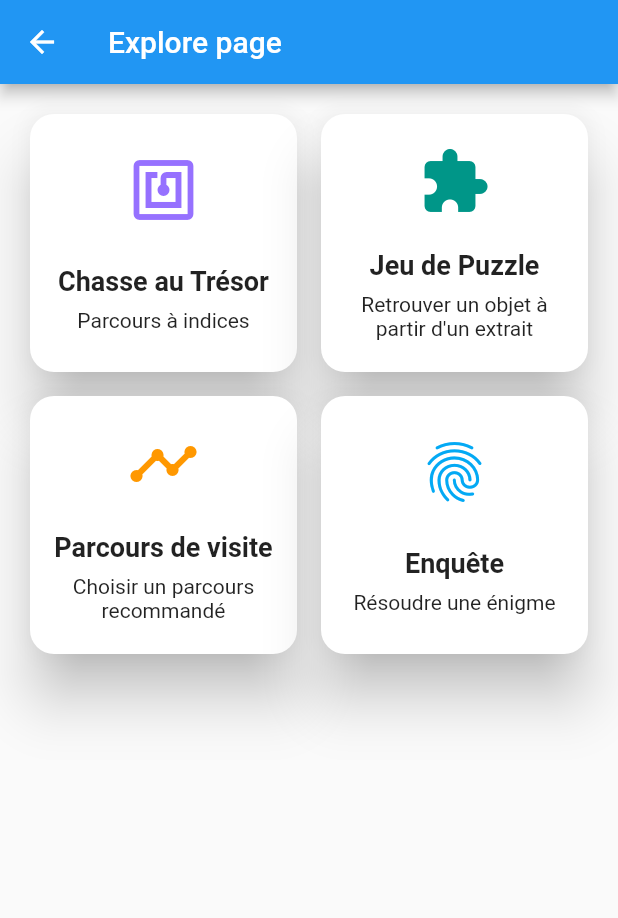
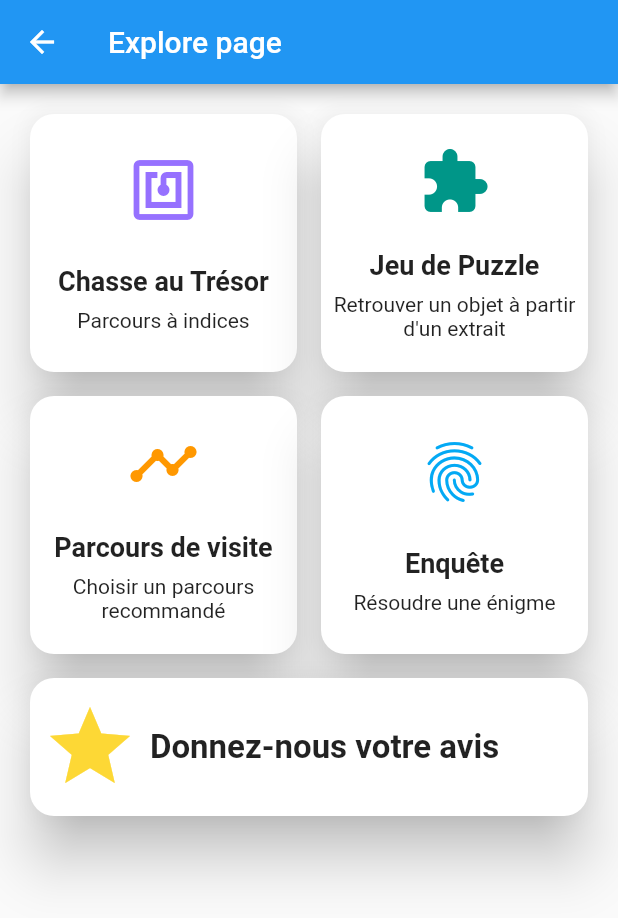
Before and after one commit to AlexBolot/Explore-ton-musee, a Flutter app: the screen it shows after launch, after a tap on "Explorer", on a phone screen of 412 x 824 dp. Shown: the top 918 px of the screen. Run offline on Flutter 3.47's test engine with Material 2 defaults, Android fonts, the light colour scheme and no system bars.

Commit message:
Refactoring MenuItem (again)

```diff
--- a/lib/pages/visitor/about_us.dart
+++ b/lib/pages/visitor/about_us.dart
@@ -22,9 +22,8 @@ class _AboutUsState extends State<AboutUs> {
       appBar: AppBar(title: Text(widget.title)),
       body: Container(
         child: MenuItem.listView([
-          MenuItem(
+          MenuItem.horizontal(
             height: 200,
-            ratio: 2.0,
             color: MenuItem.blue,
             icon: Icons.book,
             contentAlign: TextAlign.justify,
@@ -33,9 +32,8 @@ class _AboutUsState extends State<AboutUs> {
             content: 'Son but était de proposer rassembler des collections pour les faire partager à tous',
           ),
           horizontalSeparator,
-          MenuItem(
+          MenuItem.horizontal(
             height: 150,
-            ratio: 2.0,
             color: MenuItem.orange,
             icon: Icons.explore,
             contentAlign: TextAlign.justify,
--- a/lib/pages/visitor/explore/explore.dart
+++ b/lib/pages/visitor/explore/explore.dart
@@ -1,4 +1,3 @@
-import 'package:barcode_scan/barcode_scan.dart';
 import 'package:explore_ton_musee/main.dart';
 import 'package:explore_ton_musee/widgets/menu_item.dart';
 import 'package:flutter/material.dart';
@@ -27,16 +26,15 @@ class _ExploreState extends State<Explore> {
       body: Container(
         child: MenuItem.listView([
           MenuItem.row([
-            MenuItem(
+            MenuItem.vertical(
               height: 180,
               width: percentSize(50, availableWidth),
               icon: Icons.nfc,
               color: MenuItem.purple,
               title: 'Chasse au Trésor',
               content: 'Parcours à indices',
-              onPressed: scan,
             ),
-            MenuItem(
+            MenuItem.vertical(
               height: 180,
               width: percentSize(50, availableWidth),
               icon: Icons.extension,
@@ -47,7 +45,7 @@ class _ExploreState extends State<Explore> {
           ]),
           horizontalSeparator,
           MenuItem.row([
-            MenuItem(
+            MenuItem.vertical(
               height: 180,
               width: percentSize(50, availableWidth),
               icon: Icons.timeline,
@@ -56,7 +54,7 @@ class _ExploreState extends State<Explore> {
               content: 'Choisir un parcours recommandé',
             ),
             horizontalSeparator,
-            MenuItem(
+            MenuItem.vertical(
               height: 180,
               width: percentSize(50, availableWidth),
               icon: Icons.fingerprint,
@@ -65,13 +63,16 @@ class _ExploreState extends State<Explore> {
               content: 'Résoudre une énigme',
             ),
           ]),
+          horizontalSeparator,
+          MenuItem.horizontal(
+            width: double.infinity,
+            height: 100,
+            icon: Icons.star,
+            color: MenuItem.yellow,
+            title: 'Donnez-nous votre avis',
+          ),
         ]),
       ),
     );
   }
-
-  Future scan() async {
-    String barcode = await BarcodeScanner.scan();
-    setState(() {});
-  }
 }
--- a/lib/pages/visitor/home_page.dart
+++ b/lib/pages/visitor/home_page.dart
@@ -26,9 +26,8 @@ class _HomePageState extends State<HomePage> {
       body: Container(
         child: MenuItem.listView([
           //----------------//
-          MenuItem(
+          MenuItem.horizontal(
             color: MenuItem.green,
-            ratio: 2.0,
             icon: Icons.account_balance,
             title: 'À propos de nous',
             content: 'Informations importantes sur le musée',
@@ -37,7 +36,7 @@ class _HomePageState extends State<HomePage> {
           horizontalSeparator,
           //----------------//
           MenuItem.row([
-            MenuItem(
+            MenuItem.vertical(
               width: percentSize(40, availableWidth),
               color: MenuItem.blue,
               icon: Icons.explore,
@@ -45,7 +44,7 @@ class _HomePageState extends State<HomePage> {
               content: 'Visiter en autonomie',
               onPressed: () => Navigator.of(context).pushNamed(Explore.routeName),
             ),
-            MenuItem(
+            MenuItem.vertical(
               width: percentSize(60, availableWidth),
               color: MenuItem.orange,
               icon: Icons.group_add,
@@ -55,8 +54,7 @@ class _HomePageState extends State<HomePage> {
           ]),
           horizontalSeparator,
           //----------------//
-          MenuItem(
-            ratio: 2.0,
+          MenuItem.horizontal(
             color: MenuItem.purple,
             icon: Icons.assistant,
             title: 'Exposition Temporaire',
@@ -65,14 +63,14 @@ class _HomePageState extends State<HomePage> {
           horizontalSeparator,
           //----------------//
           MenuItem.row([
-            MenuItem(
+            MenuItem.vertical(
               width: percentSize(50, availableWidth),
               color: MenuItem.turquoise,
               icon: Icons.help,
               title: 'Aide',
               content: "Renseignements sur l'application",
             ),
-            MenuItem(
+            MenuItem.vertical(
               width: percentSize(50, availableWidth),
               color: MenuItem.blue,
               icon: Icons.place,
--- a/lib/widgets/menu_item.dart
+++ b/lib/widgets/menu_item.dart
@@ -3,7 +3,7 @@ import 'package:flutter/material.dart';
 class MenuItem extends StatefulWidget {
   // ----- Static area ----- //
 
-  static ListView listView(List<Widget> children){
+  static ListView listView(List<Widget> children) {
     return ListView(
       padding: EdgeInsets.all(16),
       children: children,
@@ -26,35 +26,63 @@ class MenuItem extends StatefulWidget {
 
   static Color get orange => Colors.orange;
 
+  static Color get yellow => Colors.yellow[600];
+
   static Color get turquoise => Colors.teal;
 
   // ------ non-static ----- //
 
+  final Color color;
+  final IconData icon;
+
+  final double height;
   final double width;
-  final double height;
-  final IconData icon;
+
   final String title;
   final String content;
-  final Function onPressed;
-  final Color color;
-  final double ratio;
   final TextAlign titleAlign;
   final TextAlign contentAlign;
   final bool contentFormatted;
 
-  MenuItem({
+  final double iconSize;
+  final double titleSize;
+  final double contentSize;
+
+  final Function onPressed;
+
+  final bool _isVertical;
+
+  MenuItem.vertical({
+    this.color,
     this.icon,
-    this.onPressed,
-    this.ratio,
-    this.color,
-    this.width,
-    this.height = 150,
+    this.title = '',
+    this.content = '',
     this.titleAlign,
     this.contentAlign,
-    this.title,
-    this.content,
     this.contentFormatted = false,
-  });
+    this.onPressed,
+    this.height = 150,
+    this.width,
+  })  : iconSize = 48,
+        titleSize = 18,
+        contentSize = 14,
+        _isVertical = true;
+
+  MenuItem.horizontal({
+    this.color,
+    this.icon,
+    this.title = '',
+    this.content = '',
+    this.titleAlign,
+    this.contentAlign,
+    this.contentFormatted = false,
+    this.onPressed,
+    this.height = 150,
+    this.width,
+  })  : iconSize = 64,
+        titleSize = 22,
+        contentSize = 16,
+        _isVertical = false;
 
   @override
   _MenuItemState createState() => _MenuItemState();
@@ -63,29 +91,69 @@ class MenuItem extends StatefulWidget {
 class _MenuItemState extends State<MenuItem> {
   double width;
   double height;
-  double ratio;
-  String content;
-  String title;
 
   @override
   Widget build(BuildContext context) {
-    this.ratio = widget.ratio ?? 1;
-
     this.height = widget.height;
     this.width = widget.width;
-    this.content = widget.content ?? '';
-    this.title = widget.title ?? '';
 
-    this.width ??= this.height * this.ratio;
-    this.height ??= this.width / this.ratio;
+    width ??= (widget._isVertical) ? height : 2 * height;
 
-    if (widget.contentFormatted == false) this.content = reformat(widget.content, 25);
-    if (widget.contentFormatted == false) this.title = reformat(widget.title, 20);
+    return widget._isVertical ? buildVertical() : buildHorizontal();
+  }
 
+  Widget buildVertical() {
     return Container(
       height: this.height,
       width: this.width,
-      child: Card(
+      child: _wrapInCard(Column(
+        mainAxisAlignment: MainAxisAlignment.spaceEvenly,
+        mainAxisSize: MainAxisSize.max,
+        children: <Widget>[
+          _createIcon(),
+          Padding(
+            padding: const EdgeInsets.symmetric(horizontal: 8),
+            child: Column(
+              mainAxisAlignment: MainAxisAlignment.center,
+              mainAxisSize: MainAxisSize.min,
+              children: _createTextArea(TextAlign.center),
+            ),
+          ),
+        ],
+      )),
+    );
+  }
+
+  Widget buildHorizontal() {
+    return Container(
+      height: this.height,
+      width: this.width,
+      child: _wrapInCard(Row(
+        mainAxisAlignment: MainAxisAlignment.start,
+        mainAxisSize: MainAxisSize.max,
+        children: <Widget>[
+          Padding(
+            padding: const EdgeInsets.symmetric(horizontal: 8),
+            child: _createIcon(),
+          ),
+          Expanded(
+            child: Padding(
+              padding: const EdgeInsets.only(right: 16),
+              child: Column(
+                crossAxisAlignment: CrossAxisAlignment.start,
+                mainAxisAlignment: MainAxisAlignment.center,
+                mainAxisSize: MainAxisSize.min,
+                children: _createTextArea(TextAlign.start),
+              ),
+            ),
+          ),
+        ],
+      )),
+    );
+  }
+
+  Widget _wrapInCard(Widget child) {
+    return Card(
       shape: RoundedRectangleBorder(borderRadius: BorderRadius.all(Radius.circular(16))),
       elevation: 16,
       child: InkWell(
@@ -93,95 +161,36 @@ class _MenuItemState extends State<MenuItem> {
         highlightColor: Theme.of(context).primaryColor.withOpacity(0.1),
         splashColor: Theme.of(context).primaryColor.withOpacity(0.2),
         onTap: widget.onPressed ?? () => print('Callback not given'),
-          child: this.ratio == 1 ? squareItem() : horizontalItem(),
-        ),
+        child: child,
       ),
     );
   }
 
-  Widget squareItem() {
-    return Column(
-      mainAxisAlignment: MainAxisAlignment.spaceEvenly,
-      mainAxisSize: MainAxisSize.max,
-      children: <Widget>[
-        Icon(
-          widget.icon,
-          size: 48,
-          color: widget.color,
+  Widget _createIcon() => Icon(widget.icon, size: widget.iconSize, color: widget.color);
+
+  List<Widget> _createTextArea(TextAlign titleAlign) {
+    List<Widget> textArea = [];
+
+    textArea.add(Container(
+      width: double.infinity,
+      child: Text(
+        widget.title,
+        softWrap: true,
+        textAlign: titleAlign,
+        style: TextStyle(fontSize: widget.titleSize, fontWeight: FontWeight.bold),
       ),
-        Padding(
-          padding: const EdgeInsets.symmetric(horizontal: 8),
-          child: Column(
-            mainAxisAlignment: MainAxisAlignment.center,
-            mainAxisSize: MainAxisSize.min,
-            children: <Widget>[
-              Text(
-                this.title,
+    ));
+
+    if (widget.content.isNotEmpty) {
+      textArea.add(Container(height: 8));
+      textArea.add(Text(
+        widget.content,
         softWrap: true,
-                textAlign: widget.titleAlign ?? TextAlign.center,
-                style: TextStyle(fontSize: 18, fontWeight: FontWeight.bold),
-              ),
-              Container(height: 8),
-              Text(
-                this.content,
-                softWrap: true,
-                maxLines: 3,
         textAlign: widget.contentAlign ?? TextAlign.center,
-              ),
-            ],
-          ),
-        ),
-      ],
-    );
+        style: TextStyle(fontSize: widget.contentSize),
+      ));
     }
 
-  Widget horizontalItem() {
-    return Row(
-      mainAxisAlignment: MainAxisAlignment.start,
-      mainAxisSize: MainAxisSize.min,
-      children: <Widget>[
-        Padding(
-          padding: const EdgeInsets.symmetric(horizontal: 16),
-          child: Icon(
-            widget.icon,
-            size: 64,
-            color: widget.color,
-          ),
-        ),
-        Column(
-          crossAxisAlignment: CrossAxisAlignment.start,
-          mainAxisAlignment: MainAxisAlignment.center,
-          mainAxisSize: MainAxisSize.min,
-          children: <Widget>[
-            Text(
-              this.title,
-              softWrap: true,
-              textAlign: widget.titleAlign ?? TextAlign.justify,
-              style: TextStyle(fontSize: 22, fontWeight: FontWeight.bold),
-            ),
-            Container(height: 8),
-            Text(
-              this.content,
-              softWrap: true,
-              textAlign: widget.contentAlign ?? TextAlign.center,
-              style: TextStyle(fontSize: 16),
-            ),
-          ],
-        ),
-      ],
-    );
-  }
-
-  String reformat(String source, int maxLineLength) {
-    if (source.length <= maxLineLength) return source;
-
-    var spaceIndex = source.lastIndexOf(' ', maxLineLength);
-
-    if (spaceIndex == -1) return source;
-
-    String firstLine = source.substring(0, spaceIndex);
-    String rest = source.substring(spaceIndex + 1);
-
-    return firstLine + '\n' + reformat(rest, maxLineLength);
+    return textArea;
   }
 }
```
Lines whose indentation alone changed are shown as unchanged.
